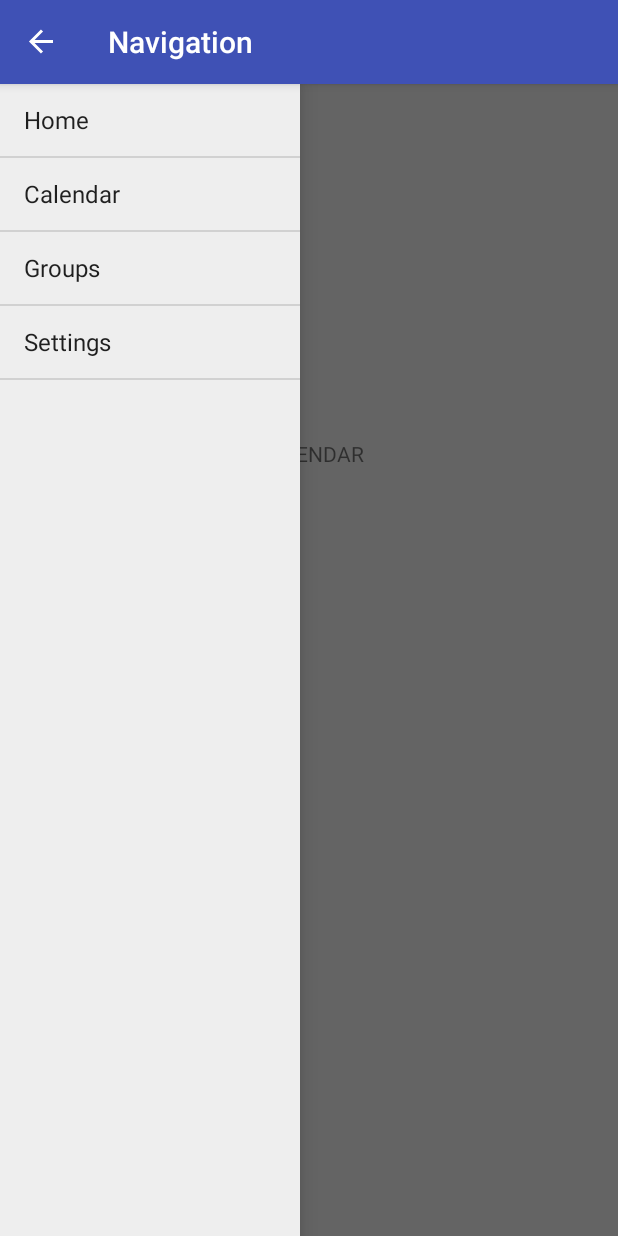
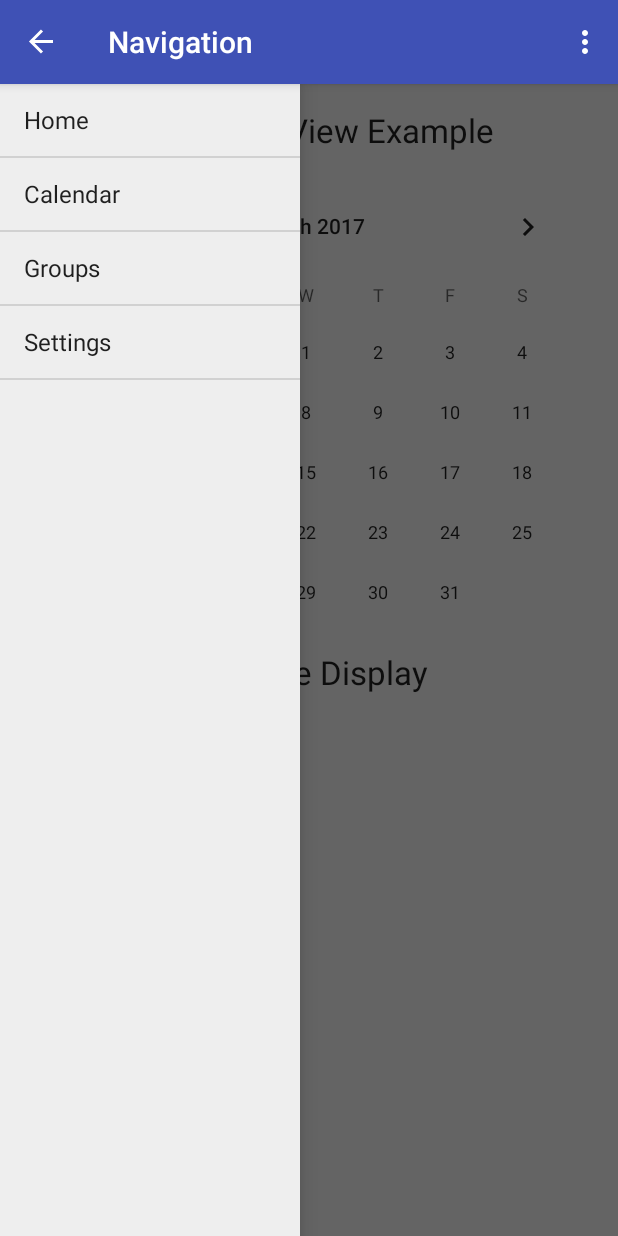
Before and after one commit to milldr/meet-up, an Android app: the fragment CalendarFragment placed in its activity, with the side drawer open, on a phone screen of 412 x 824 dp. Run offline under Robolectric (Android 15) with nearby library versions, the phone set to English and light mode, and no system bars.

Commit message:
Inflated menu in main activity, added calendar view to calendar fragment.

```diff
--- a/app/src/main/java/com/cse5236/meet_up/MainActivity.java
+++ b/app/src/main/java/com/cse5236/meet_up/MainActivity.java
@@ -17,6 +17,8 @@ import android.app.Fragment;
 import android.app.AlertDialog;
 import android.widget.EditText;
 import android.content.DialogInterface;
+import android.view.Menu;
+import android.view.MenuInflater;
 
 import com.cse5236.meet_up.fragments.CalendarFragment;
 import com.cse5236.meet_up.fragments.GroupsFragment;
@@ -147,6 +149,12 @@ public class MainActivity extends AppCompatActivity
         getActionBar().setTitle(mActivityTitle);
     }
 
+    @Override
+    public boolean onCreateOptionsMenu(Menu menu) {
+        MenuInflater inflater = getMenuInflater();
+        inflater.inflate(R.menu.main_menu, menu);
+        return true;
+    }
 
     private void setupDrawer() {
 
--- a/app/src/main/res/layout/fragment_calendar.xml
+++ b/app/src/main/res/layout/fragment_calendar.xml
@@ -1,14 +1,31 @@
-<FrameLayout xmlns:android="http://schemas.android.com/apk/res/android"
-    xmlns:tools="http://schemas.android.com/tools"
+<?xml version="1.0" encoding="utf-8"?>
+<LinearLayout xmlns:android="http://schemas.android.com/apk/res/android"
     android:layout_width="match_parent"
     android:layout_height="match_parent"
-    tools:context="com.cse5236.meet_up.fragments.CalendarFragment">
+    android:layout_margin="16dp"
+    android:orientation="vertical"
+    android:scrollbars="vertical">
 
-    <!-- TODO: Update blank fragment layout -->
     <TextView
-        android:layout_width="140dp"
-        android:layout_height="294dp"
-        android:layout_gravity="center"
-        android:text="@string/hello_calendar_fragment" />
+        android:id="@+id/textView8"
+        android:layout_width="wrap_content"
+        android:layout_height="wrap_content"
+        android:text="Android Calendar View Example"
+        android:textAppearance="?android:attr/textAppearanceLarge" />
 
-</FrameLayout>
+    <CalendarView
+        android:id="@+id/calendarView"
+        android:layout_width="match_parent"
+        android:layout_height="300dp"
+        android:layout_marginBottom="16dp"
+        android:layout_marginTop="16dp" />
+
+    <TextView
+        android:id="@+id/date_display"
+        android:layout_width="wrap_content"
+        android:layout_height="wrap_content"
+        android:text="Calendar View Date Display"
+        android:textAppearance="?android:attr/textAppearanceLarge" />
+
+
+</LinearLayout>
```
